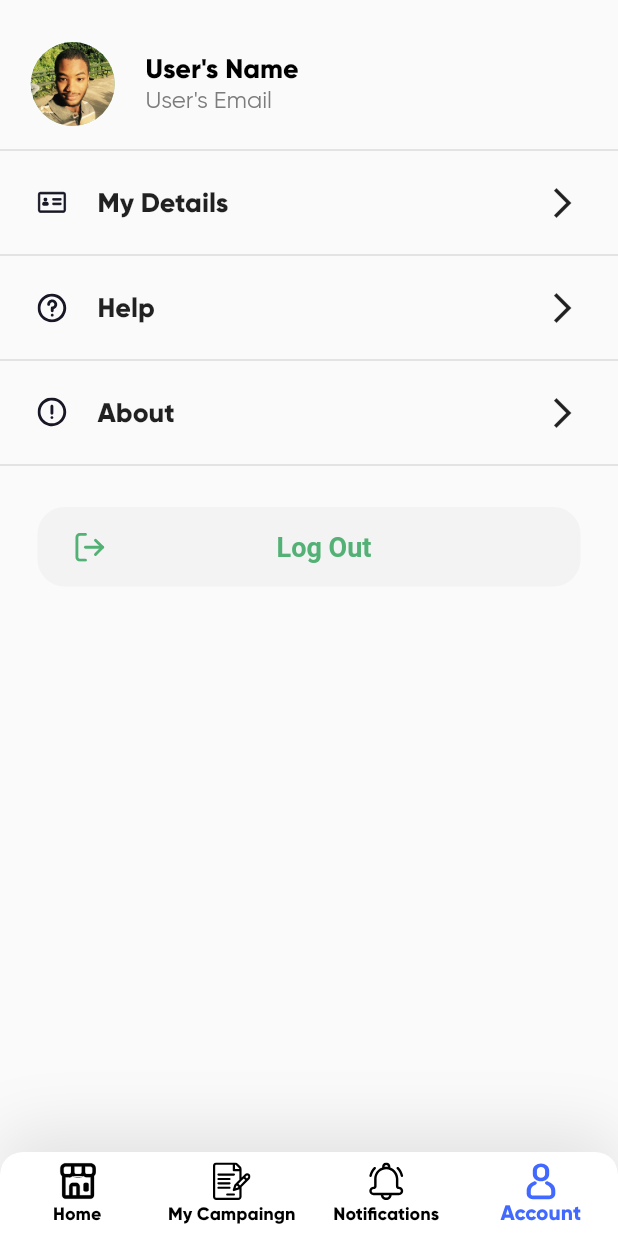
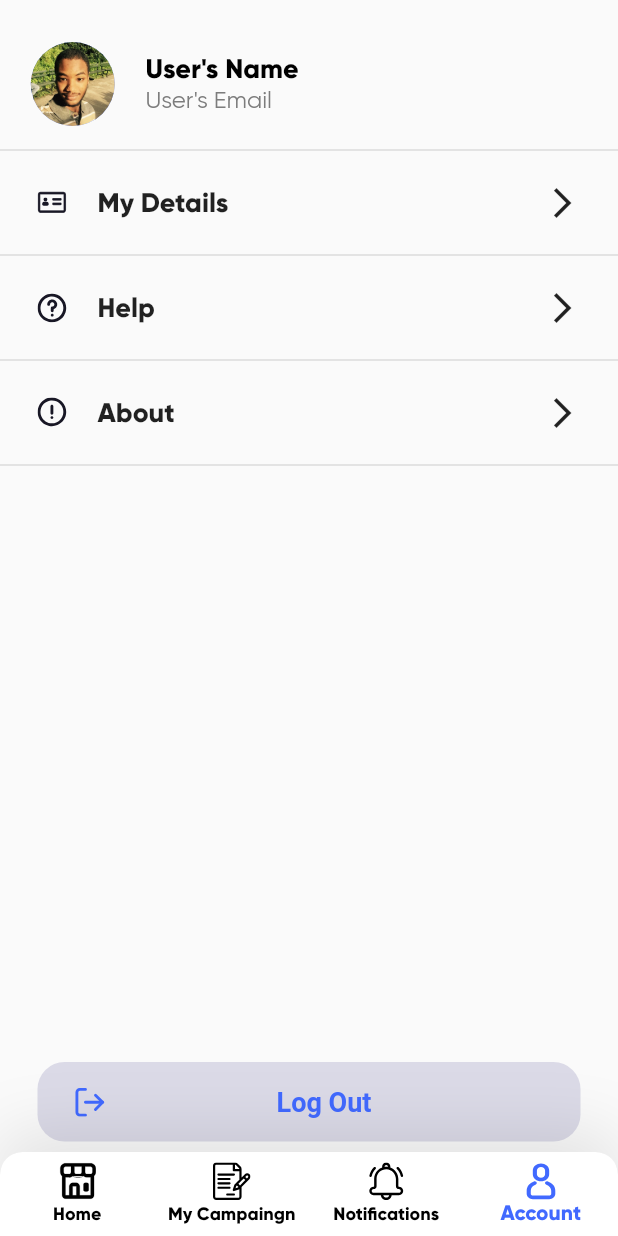
Before and after one commit to tranduc01/hire-a-shelf, a Flutter app: the DashboardScreen screen opened directly, item 4 of the bottom bar chosen, on a phone screen of 412 x 824 dp. Run offline on Flutter 3.47's test engine with Material 2 defaults, Android fonts, the phone set to English and light mode, and no system bars; our stand-ins replace firebase_core, flutter_image_slideshow, flutter_svg; missing offline and left inert: dart:ffi; accounts and stored records are empty.

Commit message:
Update account_screen.dart

```diff
--- a/lib/screens/account/account_screen.dart
+++ b/lib/screens/account/account_screen.dart
@@ -3,7 +3,6 @@ import 'package:flutter_svg/flutter_svg.dart';
 import 'package:flutter_svg/svg.dart';
 import 'package:grocery_app/common_widgets/app_text.dart';
 import 'package:grocery_app/helpers/column_with_seprator.dart';
-import 'package:grocery_app/styles/colors.dart';
 
 import 'account_item.dart';
 
@@ -44,7 +43,7 @@ class AccountScreen extends StatelessWidget {
                 ),
               ),
               SizedBox(
-                height: 20,
+                height: 390,
               ),
               logoutButton(),
               SizedBox(
@@ -68,7 +67,7 @@ class AccountScreen extends StatelessWidget {
             borderRadius: BorderRadius.circular(18.0),
           ),
           elevation: 0,
-          backgroundColor: Color(0xffF2F3F2),
+          backgroundColor: Color.fromARGB(255, 219, 218, 231),
           textStyle: TextStyle(
             color: Colors.white,
           ),
@@ -83,6 +82,7 @@ class AccountScreen extends StatelessWidget {
               height: 20,
               child: SvgPicture.asset(
                 "assets/icons/account_icons/logout_icon.svg",
+                color: Color.fromARGB(255, 65, 105, 255),
               ),
             ),
             Text(
@@ -91,7 +91,7 @@ class AccountScreen extends StatelessWidget {
               style: TextStyle(
                   fontSize: 18,
                   fontWeight: FontWeight.bold,
-                  color: AppColors.primaryColor),
+                  color: Color.fromARGB(255, 65, 105, 255)),
             ),
             Container()
           ],
@@ -106,7 +106,7 @@ class AccountScreen extends StatelessWidget {
     return CircleAvatar(
       radius: 5.0,
       backgroundImage: AssetImage(imagePath),
-      backgroundColor: AppColors.primaryColor.withOpacity(0.7),
+      backgroundColor: Color.fromARGB(255, 65, 105, 255).withOpacity(0.7),
     );
   }
 
```
